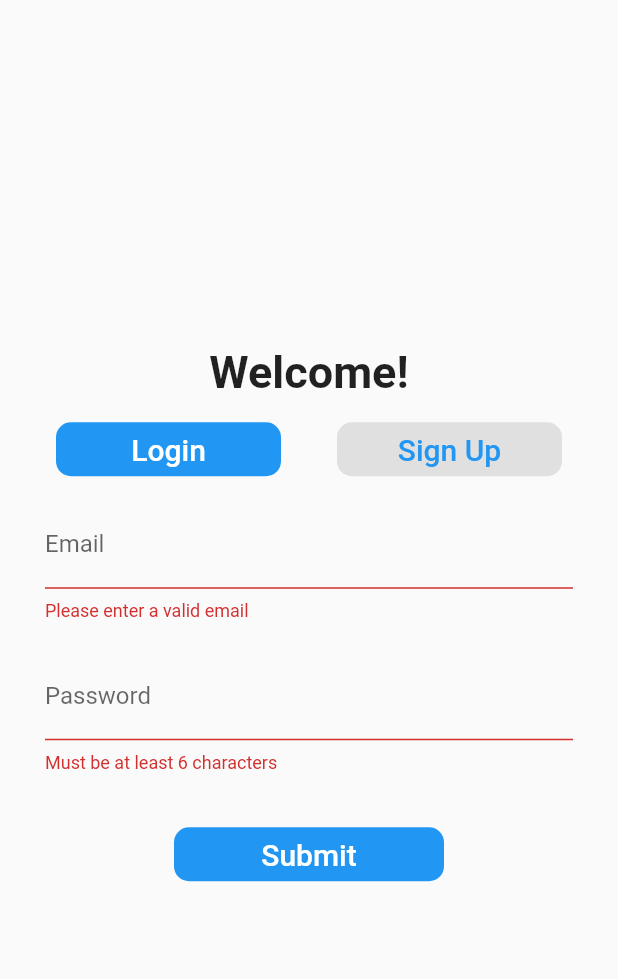
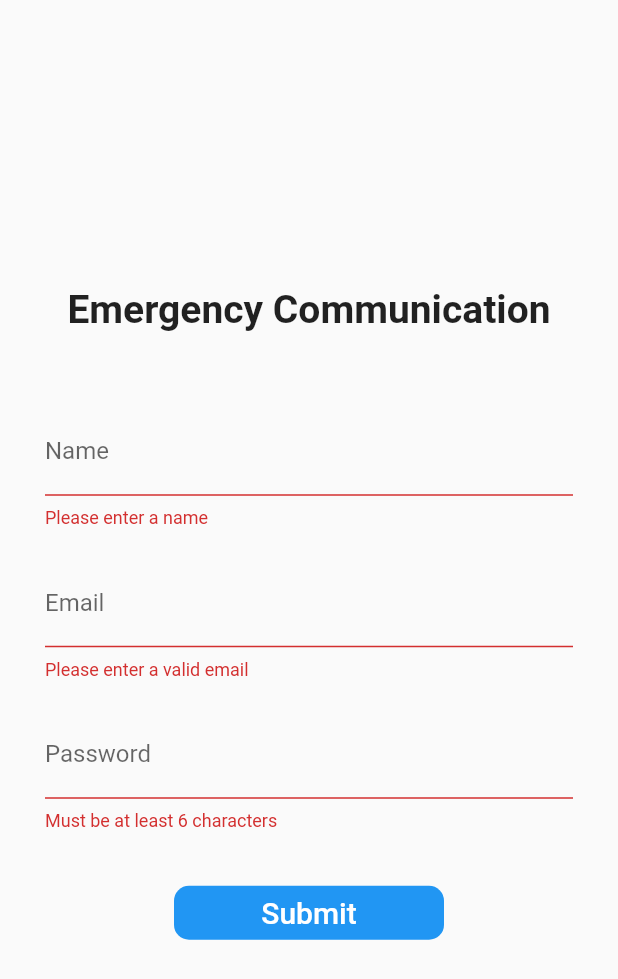
Before and after one commit to Bill-Merickel/immedialert, a Flutter app: the screen it shows after launch, after a tap on "Submit", on a phone screen of 412 x 824 dp. Shown: the top 979 px of the screen. Run offline on Flutter 3.47's test engine with Material 2 defaults, Android fonts, the light colour scheme and no system bars; our stand-ins replace cloud_firestore, firebase_auth, firebase_messaging, firebase_storage, flutter_image_compress, image_picker; accounts and stored records are empty.

Commit message:
Add group configurations in Firebase and in models, modify multiple screen uis

```diff
--- a/lib/main.dart
+++ b/lib/main.dart
@@ -4,15 +4,20 @@ import 'package:emergencycommunication/services/auth_service.dart';
 import 'package:emergencycommunication/services/database_service.dart';
 import 'package:emergencycommunication/services/storage_service.dart';
 import 'package:emergencycommunication/models/user_data.dart';
+import 'package:emergencycommunication/models/group_data.dart';
 import 'package:flutter/material.dart';
 import 'package:firebase_auth/firebase_auth.dart';
 import 'package:provider/provider.dart';
 
-void main() => runApp(
+void main() async {
+  runApp(
     MultiProvider(
       providers: [
         ChangeNotifierProvider(
           create: (_) => UserData(),
+        ),
+        ChangeNotifierProvider(
+          create: (_) => GroupData(),
         ),
         Provider<AuthService>(
           create: (_) => AuthService(),
@@ -27,6 +32,7 @@ void main() => runApp(
       child: MyApp(),
     ),
   );
+}
 
 class MyApp extends StatelessWidget {
   // This widget is the root of your application.
@@ -36,7 +42,7 @@ class MyApp extends StatelessWidget {
       title: 'Emergency Communication',
       debugShowCheckedModeBanner: false,
       theme: ThemeData(
-        primaryColor: Colors.blue,
+        primaryColor: Colors.black,
       ),
       home: StreamBuilder<FirebaseUser>(
         stream: Provider.of<AuthService>(context, listen: false).user,
--- /dev/null
+++ b/lib/models/group_data.dart
@@ -0,0 +1,5 @@
+import 'package:flutter/material.dart';
+
+class GroupData extends ChangeNotifier {
+  String currentGroupId;
+}
--- a/lib/screens/create_chat_screen.dart
+++ b/lib/screens/create_chat_screen.dart
@@ -6,6 +6,7 @@ import 'package:image_picker/image_picker.dart';
 import 'package:emergencycommunication/services/database_service.dart';
 import 'package:provider/provider.dart';
 import 'package:emergencycommunication/models/user_data.dart';
+import 'package:emergencycommunication/models/group_data.dart';
 
 class CreateChatScreen extends StatefulWidget {
   final List<User> selectedUsers;
@@ -58,8 +59,10 @@ class _CreateChatScreenState extends State<CreateChatScreen> {
         userIds.add(
           Provider.of<UserData>(context, listen: false).currentUserId,
         );
+        final currentGroupId =
+            Provider.of<GroupData>(context, listen: false).currentGroupId;
         Provider.of<DatabaseService>(context, listen: false)
-            .createChat(context, _name, _image, userIds)
+            .createChat(context, _name, _image, userIds, currentGroupId)
             .then((success) {
           if (success) {
             Navigator.pushAndRemoveUntil(
--- a/lib/screens/login_screen.dart
+++ b/lib/screens/login_screen.dart
@@ -1,5 +1,7 @@
 import 'package:flutter/material.dart';
 import 'package:emergencycommunication/services/auth_service.dart';
+import 'package:emergencycommunication/services/database_service.dart';
+import 'package:emergencycommunication/models/group_data.dart';
 import 'package:provider/provider.dart';
 import 'package:flutter/services.dart';
 
@@ -10,25 +12,11 @@ class LoginScreen extends StatefulWidget {
 
 class _LoginScreenState extends State<LoginScreen> {
   final _loginFormKey = GlobalKey<FormState>();
-  final _signupFormKey = GlobalKey<FormState>();
   String _name, _email, _password;
-  int _selectedIndex = 0;
 
   _buildLoginForm() {
     return Form(
       key: _loginFormKey,
-      child: Column(
-        children: <Widget>[
-          _buildEmailTF(),
-          _buildPasswordTF(),
-        ],
-      ),
-    );
-  }
-
-  _buildSignupForm() {
-    return Form(
-      key: _signupFormKey,
       child: Column(
         children: <Widget>[
           _buildNameTF(),
@@ -46,6 +34,7 @@ class _LoginScreenState extends State<LoginScreen> {
         vertical: 10.0,
       ),
       child: TextFormField(
+        cursorColor: Theme.of(context).primaryColor,
         decoration: const InputDecoration(
           labelText: 'Name',
         ),
@@ -64,6 +53,7 @@ class _LoginScreenState extends State<LoginScreen> {
         vertical: 10.0,
       ),
       child: TextFormField(
+        cursorColor: Theme.of(context).primaryColor,
         decoration: const InputDecoration(
           labelText: 'Email',
         ),
@@ -82,6 +72,7 @@ class _LoginScreenState extends State<LoginScreen> {
         vertical: 10.0,
       ),
       child: TextFormField(
+        cursorColor: Theme.of(context).primaryColor,
         decoration: const InputDecoration(
           labelText: 'Password',
         ),
@@ -94,16 +85,38 @@ class _LoginScreenState extends State<LoginScreen> {
     );
   }
 
+  getGroupIdFromEmail(String email) async {
+    final databaseService =
+        Provider.of<DatabaseService>(context, listen: false);
+    List<String> groupIds = await databaseService.getAllGroupIds();
+    List<String> groupAuthenticatedEmails;
+    for (var groupId in groupIds) {
+      groupAuthenticatedEmails =
+          await databaseService.getGroupAuthenticatedEmails(groupId);
+      for (var groupAuthenticatedEmail in groupAuthenticatedEmails) {
+        if (email == groupAuthenticatedEmail) {
+          Provider.of<GroupData>(context, listen: false).currentGroupId =
+              groupId;
+        }
+      }
+    }
+  }
+
   _submit() async {
     final authService = Provider.of<AuthService>(context, listen: false);
     try {
-      if (_selectedIndex == 0 && _loginFormKey.currentState.validate()) {
+      if (_loginFormKey.currentState.validate()) {
         _loginFormKey.currentState.save();
-        await authService.logIn(_email, _password);
-      } else if (_selectedIndex == 1 &&
-          _signupFormKey.currentState.validate()) {
-        _signupFormKey.currentState.save();
-        await authService.signUp(_name, _email, _password);
+
+        await getGroupIdFromEmail(_email);
+
+        if (Provider.of<GroupData>(context, listen: false).currentGroupId !=
+            null) {
+          await authService.logIn(_name, _email, _password,
+              Provider.of<GroupData>(context, listen: false).currentGroupId);
+        } else {
+          _showErrorDialog('You are not in bruh');
+        }
       }
     } on PlatformException catch (err) {
       _showErrorDialog(err.message);
@@ -139,56 +152,19 @@ class _LoginScreenState extends State<LoginScreen> {
           mainAxisAlignment: MainAxisAlignment.center,
           children: <Widget>[
             Text(
-              'Welcome!',
+              'Emergency Communication',
               style: TextStyle(
-                fontSize: 30.0,
+                fontSize: 26.0,
                 fontWeight: FontWeight.w600,
               ),
             ),
             const SizedBox(
-              height: 10.0,
+              height: 40.0,
             ),
-            Row(
-              mainAxisAlignment: MainAxisAlignment.spaceEvenly,
-              children: <Widget>[
-                Container(
-                  width: 150.0,
-                  child: FlatButton(
-                    shape: RoundedRectangleBorder(
-                      borderRadius: BorderRadius.circular(10.0),
-                    ),
-                    color: _selectedIndex == 0 ? Colors.blue : Colors.grey[300],
-                    child: Text(
-                      'Login',
-                      style: TextStyle(
-                        fontSize: 20.0,
-                        color: _selectedIndex == 0 ? Colors.white : Colors.blue,
-                      ),
-                    ),
-                    onPressed: () => setState(() => _selectedIndex = 0),
-                  ),
-                ),
-                Container(
-                  width: 150.0,
-                  child: FlatButton(
-                    shape: RoundedRectangleBorder(
-                      borderRadius: BorderRadius.circular(10.0),
-                    ),
-                    color: _selectedIndex == 1 ? Colors.blue : Colors.grey[300],
-                    child: Text(
-                      'Sign Up',
-                      style: TextStyle(
-                        fontSize: 20.0,
-                        color: _selectedIndex == 1 ? Colors.white : Colors.blue,
-                      ),
-                    ),
-                    onPressed: () => setState(() => _selectedIndex = 1),
-                  ),
-                ),
-              ],
+            _buildLoginForm(),
+            const SizedBox(
+              height: 20.0,
             ),
-            _selectedIndex == 0 ? _buildLoginForm() : _buildSignupForm(),
-            const SizedBox(height: 20.0),
             Container(
               width: 180.0,
               child: FlatButton(
--- a/lib/screens/search_users_screen.dart
+++ b/lib/screens/search_users_screen.dart
@@ -3,6 +3,7 @@ import 'package:emergencycommunication/models/user_model.dart';
 import 'package:emergencycommunication/services/database_service.dart';
 import 'package:emergencycommunication/models/user_data.dart';
 import 'package:emergencycommunication/screens/create_chat_screen.dart';
+import 'package:emergencycommunication/models/group_data.dart';
 import 'package:provider/provider.dart';
 
 class SearchUsersScreen extends StatefulWidget {
@@ -25,6 +26,8 @@ class _SearchUsersScreenState extends State<SearchUsersScreen> {
   Widget build(BuildContext context) {
     final currentUserId =
         Provider.of<UserData>(context, listen: false).currentUserId;
+    final currentGroupId =
+        Provider.of<GroupData>(context, listen: false).currentGroupId;
     return Scaffold(
       appBar: AppBar(
         title: Text('Search Users'),
@@ -68,7 +71,7 @@ class _SearchUsersScreenState extends State<SearchUsersScreen> {
               if (input.trim().isNotEmpty) {
                 List<User> users =
                     await Provider.of<DatabaseService>(context, listen: false)
-                        .searchUsers(currentUserId, input);
+                        .searchUsers(currentUserId, currentGroupId, input);
                 _selectedUsers.forEach((user) => users.remove(user));
                 setState(() => _users = users);
               }
--- a/lib/utilities/constants.dart
+++ b/lib/utilities/constants.dart
@@ -3,8 +3,7 @@ import 'package:firebase_storage/firebase_storage.dart';
 import 'package:intl/intl.dart';
 
 final Firestore _db = Firestore.instance;
-final usersRef = _db.collection('users');
-final chatsRef = _db.collection('chats');
+final groupsRef = _db.collection('groups');
 
 final FirebaseStorage _storage = FirebaseStorage.instance;
 final storageRef = _storage.ref();
--- a/lib/widgets/message_bubble.dart
+++ b/lib/widgets/message_bubble.dart
@@ -79,7 +79,7 @@ class MessageBubble extends StatelessWidget {
                 ),
                 decoration: BoxDecoration(
                   color: message.imageUrl == null
-                      ? isMe ? Colors.lightBlue : Colors.green[400]
+                      ? isMe ? Colors.black : Colors.grey[700]
                       : Colors.transparent,
                   borderRadius: BorderRadius.all(
                     Radius.circular(20.0),
--- a/pubspec.yaml
+++ b/pubspec.yaml
@@ -37,6 +37,7 @@ dependencies:
   flutter_image_compress: ^0.6.5+1
   image_picker: ^0.6.3+1
   cached_network_image: ^2.0.0
+  shared_preferences: ^0.5.7
 
   intl: ^0.16.1
 
```
Also changed, not shown: lib/screens/chat_screen.dart (+31 -9 lines), lib/screens/home_screen.dart (+77 -23 lines), lib/services/auth_service.dart (+27 -18 lines), lib/services/database_service.dart (+63 -16 lines), pubspec.lock, 2 other files. Lines whose indentation alone changed are shown as unchanged.
